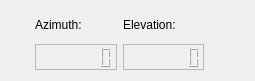
Before: the Qt Designer form meas_display_ui.ui in Wireless-Research-Tester/Automated-Wireless-Research-Tester, drawn with Qt 5.
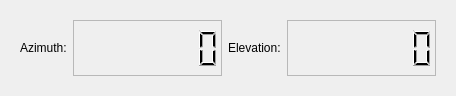
After: the same form once the commit is applied.

```diff
--- a/meas_display_ui.ui
+++ b/meas_display_ui.ui
@@ -6,34 +6,62 @@
    <rect>
     <x>0</x>
     <y>0</y>
-    <width>255</width>
-    <height>81</height>
+    <width>450</width>
+    <height>92</height>
    </rect>
   </property>
   <property name="windowTitle">
    <string>Form</string>
   </property>
-  <layout class="QHBoxLayout" name="horizontalLayout_2">
+  <layout class="QVBoxLayout" name="verticalLayout">
    <item>
     <widget class="QWidget" name="MeasDisplaywidget" native="true">
-     <layout class="QHBoxLayout" name="horizontalLayout"/>
+     <layout class="QHBoxLayout" name="horizontalLayout">
+      <item>
+       <widget class="QLabel" name="azimuth_label">
+        <property name="text">
+         <string>Azimuth:</string>
+        </property>
     </widget>
    </item>
    <item>
-    <layout class="QGridLayout" name="gridLayout">
-     <item row="0" column="1">
+       <widget class="QLCDNumber" name="az_lcdNumber">
+        <property name="minimumSize">
+         <size>
+          <width>149</width>
+          <height>56</height>
+         </size>
+        </property>
+        <property name="frameShape">
+         <enum>QFrame::StyledPanel</enum>
+        </property>
+        <property name="frameShadow">
+         <enum>QFrame::Raised</enum>
+        </property>
+        <property name="smallDecimalPoint">
+         <bool>false</bool>
+        </property>
+        <property name="digitCount">
+         <number>7</number>
+        </property>
+        <property name="segmentStyle">
+         <enum>QLCDNumber::Filled</enum>
+        </property>
+       </widget>
+      </item>
+      <item>
       <widget class="QLabel" name="elevation_label">
        <property name="text">
         <string>Elevation:</string>
        </property>
       </widget>
      </item>
-     <item row="1" column="1">
+      <item>
       <widget class="QLCDNumber" name="el_lcdNumber">
        <property name="minimumSize">
         <size>
-         <width>50</width>
-         <height>25</height>
+          <width>149</width>
+          <height>56</height>
         </size>
        </property>
        <property name="frameShape">
@@ -53,39 +81,7 @@
        </property>
       </widget>
      </item>
-     <item row="1" column="0">
-      <widget class="QLCDNumber" name="az_lcdNumber">
-       <property name="minimumSize">
-        <size>
-         <width>50</width>
-         <height>25</height>
-        </size>
-       </property>
-       <property name="frameShape">
-        <enum>QFrame::StyledPanel</enum>
-       </property>
-       <property name="frameShadow">
-        <enum>QFrame::Raised</enum>
-       </property>
-       <property name="smallDecimalPoint">
-        <bool>false</bool>
-       </property>
-       <property name="digitCount">
-        <number>7</number>
-       </property>
-       <property name="segmentStyle">
-        <enum>QLCDNumber::Filled</enum>
-       </property>
-      </widget>
-     </item>
-     <item row="0" column="0">
-      <widget class="QLabel" name="azimuth_label">
-       <property name="text">
-        <string>Azimuth:</string>
-       </property>
-      </widget>
-     </item>
-     <item row="0" column="2">
+      <item>
       <spacer name="horizontalSpacer">
        <property name="orientation">
         <enum>Qt::Horizontal</enum>
@@ -99,6 +95,7 @@
       </spacer>
      </item>
     </layout>
+    </widget>
    </item>
   </layout>
  </widget>
```
Lines whose indentation alone changed are shown as unchanged.
